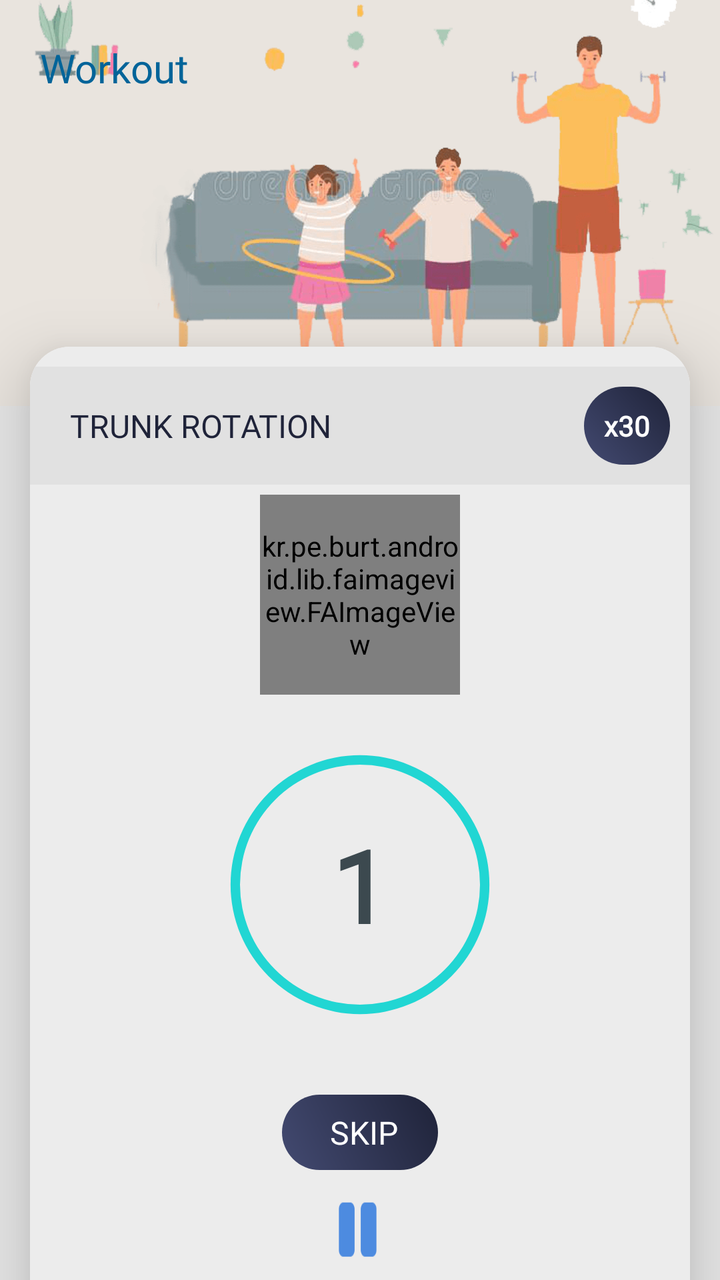
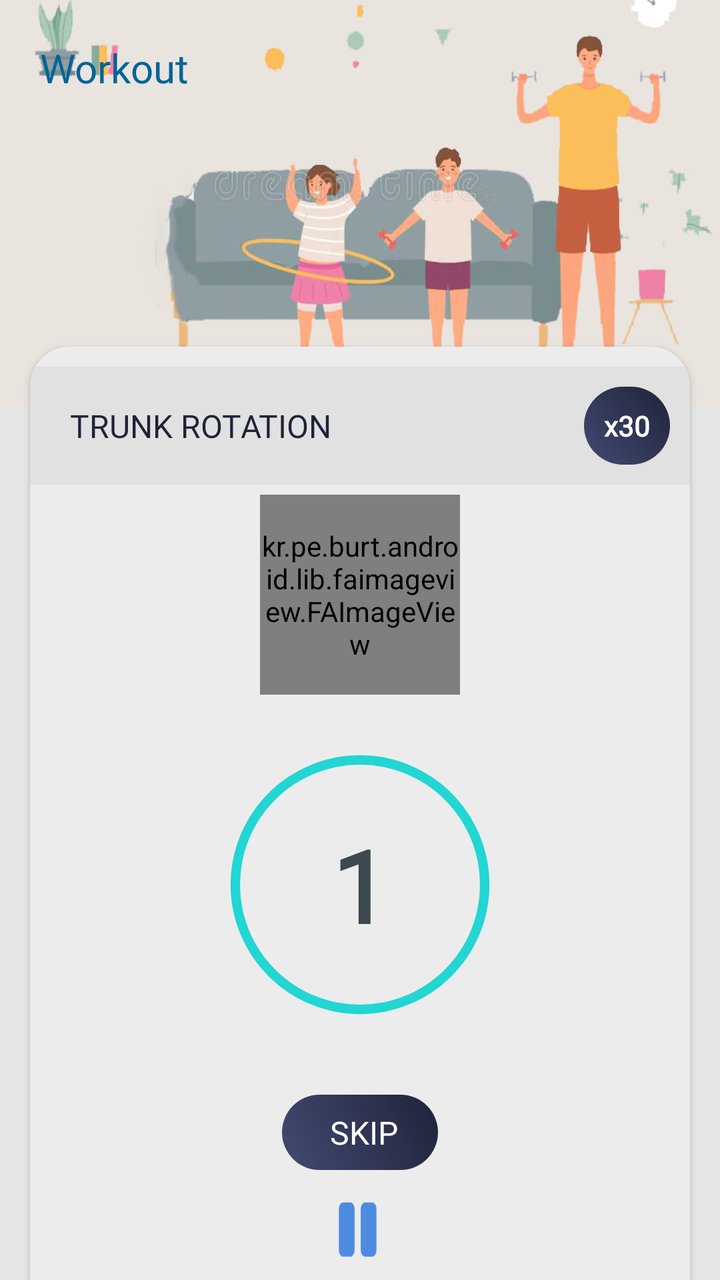

The first picture is an Android layout as it rendered before a commit; the second is the same layout after the commit. The layout source and the unified diff follow.
<!-- AndroidManifest.xml: application theme AppTheme -->
<!-- res/layout/rest_layout.xml -->
<?xml version="1.0" encoding="utf-8"?>
<androidx.coordinatorlayout.widget.CoordinatorLayout xmlns:android="http://schemas.android.com/apk/res/android"
    xmlns:aapt="http://schemas.android.com/aapt"
    xmlns:app="http://schemas.android.com/apk/res-auto"
    android:id="@+id/restScreen"
    android:layout_width="match_parent"
    android:layout_height="match_parent"
    android:background="@color/gray_color">

    <RelativeLayout
        android:layout_width="match_parent"
        android:layout_height="match_parent">

    <com.google.android.material.appbar.AppBarLayout
        android:id="@+id/appBarLayout1"
        android:layout_width="match_parent"
        android:layout_height="wrap_content"
        android:layout_marginTop="-30dp"
        android:background="@mipmap/workout_banner_newer"
        android:fitsSystemWindows="true">

        <androidx.appcompat.widget.Toolbar
            android:id="@+id/toolbarrest"
            android:layout_width="wrap_content"
            android:layout_height="?attr/actionBarSize"
            android:layout_gravity="center"
            android:layout_marginTop="30dp"
            android:fontFamily="@font/robotomedium"
            android:gravity="center_vertical"
            app:layout_collapseMode="pin"
            android:visibility="gone"
            app:layout_scrollFlags="enterAlways|scroll"
            app:title="Try New Health Apps"
            app:titleTextColor="@color/colorAccent" />

        <TextView
            android:layout_width="match_parent"
            android:layout_height="wrap_content"
            android:layout_marginTop="50dp"
            android:text="Workout"
            android:layout_marginLeft="20dp"
            android:textSize="20dp"
            android:textColor="@color/dot_dark_screen"
            android:fontFamily="@font/gothic"
            android:textStyle=""/>



    </com.google.android.material.appbar.AppBarLayout>

    <androidx.cardview.widget.CardView
        android:id="@+id/cardviewone"

        android:layout_width="match_parent"
        android:layout_height="match_parent"
        android:layout_marginLeft="@dimen/text_15"
        android:layout_below="@+id/appBarLayout1"
        android:layout_marginTop="-30dp"
        android:layout_marginBottom="-20dp"
        android:layout_marginRight="@dimen/text_15"
        android:orientation="horizontal"
        app:cardCornerRadius="20dp"
        app:cardElevation="20dip">

        <com.google.android.material.appbar.CollapsingToolbarLayout
            android:id="@+id/collapsingLayout"
            android:layout_width="match_parent"
            android:layout_height="match_parent"
            android:background="#ececec"
            app:expandedTitleGravity="bottom|center"
            app:expandedTitleMarginBottom="20dp"
            app:layout_scrollFlags="exitUntilCollapsed|scroll"
            app:titleEnabled="true">

            <ScrollView
                android:layout_width="match_parent"
                android:layout_height="match_parent"
                android:layout_marginBottom="10dp"
                android:orientation="vertical">

                <LinearLayout
                    android:id="@+id/layout"
                    android:layout_width="match_parent"
                    android:layout_height="match_parent"
                    android:orientation="vertical">

                    <RelativeLayout
                        android:layout_width="match_parent"
                        android:layout_height="wrap_content"
                        android:background="#e1e1e1"
                        android:layout_marginTop="10dp"
                        >

                        <LinearLayout
                            android:layout_width="wrap_content"
                            android:layout_height="match_parent"
                            android:layout_gravity="center"
                            android:layout_centerVertical="true"
                            android:orientation="vertical">


                            <TextView
                                android:id="@+id/nextExerciseName"
                                android:layout_width="wrap_content"
                                android:layout_height="wrap_content"
                                android:layout_marginLeft="20dp"
                                android:fontFamily="@font/robotomedium"
                                android:text="TRUNK ROTATION"
                                android:textColor="@color/colorPrimaryDark"
                                android:textSize="16sp" />


                        </LinearLayout>

                        <TextView
                            android:id="@+id/nextExerciseCycles"
                            android:layout_width="wrap_content"
                            android:layout_height="wrap_content"
                            android:layout_marginLeft="20dp"
                            android:layout_marginBottom="20dp"
                            android:layout_gravity="center"
                            android:layout_centerVertical="true"
                            android:layout_marginRight="10dp"
                            android:padding="10dp"
                            android:background="@drawable/a3_grad"
                            android:layout_alignParentRight="true"
                            android:fontFamily="@font/robotomedium"
                            android:text="x30"
                            android:textColor="@color/white"
                            android:textSize="14sp"
                            android:textStyle="bold" />

                    </RelativeLayout>


                    <kr.pe.burt.android.lib.faimageview.FAImageView
                        android:id="@+id/nextExercisAnimation"
                        android:layout_width="100dp"
                        android:layout_height="100dp"
                        android:layout_gravity="center"
                        android:layout_marginTop="5dp" />

                    <RelativeLayout
                        android:layout_width="match_parent"
                        android:layout_height="wrap_content"
                        android:layout_marginTop="5dp">



                        <FrameLayout
                            android:layout_width="match_parent"
                            android:layout_height="180dp"
                            android:layout_centerInParent="true">

                            <ProgressBar
                                android:id="@+id/rest_timer"
                                style="@style/Base.Widget.AppCompat.ProgressBar.Horizontal"
                                android:layout_width="match_parent"
                                android:layout_height="match_parent"
                                android:layout_gravity="center"
                                android:indeterminate="false"
                                android:progressDrawable="@drawable/shape_startex" />

                            <TextView
                                android:id="@+id/rest_counting"
                                android:layout_width="wrap_content"
                                android:layout_height="wrap_content"
                                android:layout_gravity="center"
                                android:fontFamily="@font/robotomedium"
                                android:text="1"
                                android:textColor="@color/mainactivity_text"
                                android:textSize="50dp"
                                android:textStyle="bold" />
                        </FrameLayout>


                    </RelativeLayout>

                    <TextView
                        android:id="@+id/skipRestTime"
                        android:layout_width="wrap_content"
                        android:layout_height="wrap_content"
                        android:textAlignment="center"
                        android:layout_gravity="center"
                        android:layout_alignParentBottom="true"
                        android:layout_marginTop="15dp"
                        android:fontFamily="@font/robotomedium"
                        android:gravity="center"
                        android:background="@drawable/a3_grad"
                        android:text="    SKIP   "
                        android:typeface="serif"
                        android:padding="8dp"
                        android:textColor="@color/white"
                        android:textSize="16dp" />

                    <RelativeLayout
                        android:layout_width="wrap_content"
                        android:gravity="center"
                        android:layout_marginLeft="10dp"
                        android:layout_marginTop="10dp"
                        android:layout_height="wrap_content">
                    <ImageView
                        android:id="@+id/pauseRestTime"
                        android:layout_width="25dp"
                        android:layout_height="40dp"
                        android:layout_alignParentRight="true"
                        android:layout_marginRight="12dp"
                        android:background="@drawable/pause" />

                    <ImageView
                        android:id="@+id/resumeRestTime"
                        android:layout_width="30dp"
                        android:layout_height="35dp"
                        android:layout_alignParentRight="true"
                        android:layout_marginRight="12dp"
                        android:background="@drawable/play"
                        android:visibility="gone" />

                    </RelativeLayout>
                    <LinearLayout
                        android:id="@+id/nativeAdContainer"
                        android:layout_width="match_parent"
                        android:layout_height="wrap_content"
                        android:layout_below="@+id/description_exDetail"
                        android:layout_marginTop="20dp"
                        android:background="@drawable/shape_roundedwhite"
                        android:orientation="vertical"
                        android:paddingTop="3dp"
                        android:paddingBottom="0dp"
                        android:visibility="gone" />
                </LinearLayout>
            </ScrollView>
        </com.google.android.material.appbar.CollapsingToolbarLayout>
    </androidx.cardview.widget.CardView>
    </RelativeLayout>
    <LinearLayout
        android:id="@+id/layoutContainer"
        android:layout_width="match_parent"
        android:layout_height="match_parent"
        android:background="#10000000"
        android:orientation="horizontal"
        android:visibility="gone" />


</androidx.coordinatorlayout.widget.CoordinatorLayout>
<!-- resources referenced by this layout -->
<resources>
  <color name="colorAccent">#1F2339</color>
  <color name="colorPrimaryDark">#1F2339</color>
  <color name="dot_dark_screen">#026499</color>
  <color name="gray_color">#E6E6E6</color>
  <color name="mainactivity_text">#ff3c494f</color>
  <color name="white">#ffffff</color>
  <dimen name="text_15">15sp</dimen>
  <!-- drawable a3_grad (drawable) -->
  <?xml version="1.0" encoding="utf-8"?>
  <shape xmlns:android="http://schemas.android.com/apk/res/android">
  <gradient
      android:angle="225"
      android:endColor="#434A71"
      android:startColor="#1F2339" />
  
  <corners android:radius="200dp"/>
  
  </shape>
  <!-- drawable pause: png bitmap (drawable, 403 bytes) -->
  <!-- drawable play: png bitmap (drawable, 1049 bytes) -->
  <!-- drawable shape_roundedwhite (drawable) -->
  <?xml version="1.0" encoding="utf-8"?>
  <shape android:shape="rectangle"
    xmlns:android="http://schemas.android.com/apk/res/android">
      <solid android:color="@color/white" />
      <stroke android:width="2.0dip" android:color="#ffdcdcdc" />
      <padding android:left="5.0dip" android:top="5.0dip" android:right="5.0dip" android:bottom="5.0dip" />
      <corners android:radius="8.0dip" />
  </shape>
  <!-- drawable shape_startex (drawable) -->
  <?xml version="1.0" encoding="utf-8"?>
  <layer-list xmlns:android="http://schemas.android.com/apk/res/android">
      <item android:id="@android:id/secondaryProgress">
          <shape
              android:innerRadiusRatio="5.5"
              android:shape="ring"
              android:thicknessRatio="70.0"
              android:useLevel="false">
              <gradient
                  android:centerColor="#21d6d3"
                  android:endColor="#21d6d3"
                  android:startColor="#21d6d3"
                  android:type="sweep" />
          </shape>
      </item>
      <item android:id="@android:id/progress">
          <rotate
              android:fromDegrees="270.0"
              android:pivotX="50.0%"
              android:pivotY="50.0%"
              android:toDegrees="270.0">
              <shape
                  android:innerRadiusRatio="5.5"
                  android:shape="ring"
                  android:thicknessRatio="70.0"
                  android:useLevel="true">
                  <rotate
                      android:fromDegrees="270.0"
                      android:pivotX="50.0%"
                      android:pivotY="50.0%"
                      android:toDegrees="270.0" />
                  <gradient
                      android:centerColor="#BBE1EB"
                      android:endColor="#BBE1EB"
                      android:startColor="#BBE1EB"
                      android:type="sweep" />
              </shape>
          </rotate>
      </item>
  </layer-list>
  <!-- mipmap workout_banner_newer: png bitmap (mipmap-xhdpi, 44911 bytes) -->
  <style name="AppTheme" parent="Theme.AppCompat.Light.DarkActionBar">
          
          <item name="colorPrimary">@color/colorPrimary</item>
          <item name="colorPrimaryDark">@color/colorPrimaryDark</item>
          <item name="colorAccent">@color/colorAccent</item>
      </style>
  <color name="colorPrimary">#434A71</color>
</resources>

<!-- the commit's change to res/layout/rest_layout.xml (unified diff, before → after) -->
@@ -60,7 +60,7 @@
         android:layout_marginRight="@dimen/text_15"
         android:orientation="horizontal"
         app:cardCornerRadius="20dp"
-        app:cardElevation="20dip">
+        android:elevation="20dp">
 
         <com.google.android.material.appbar.CollapsingToolbarLayout
             android:id="@+id/collapsingLayout"
